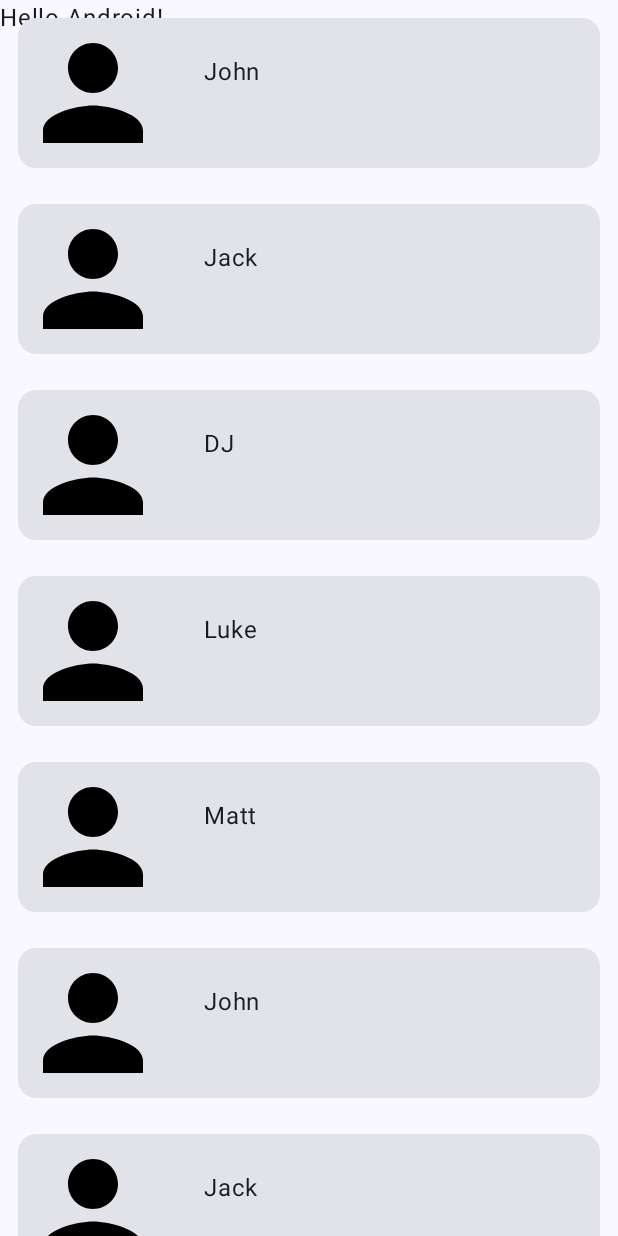
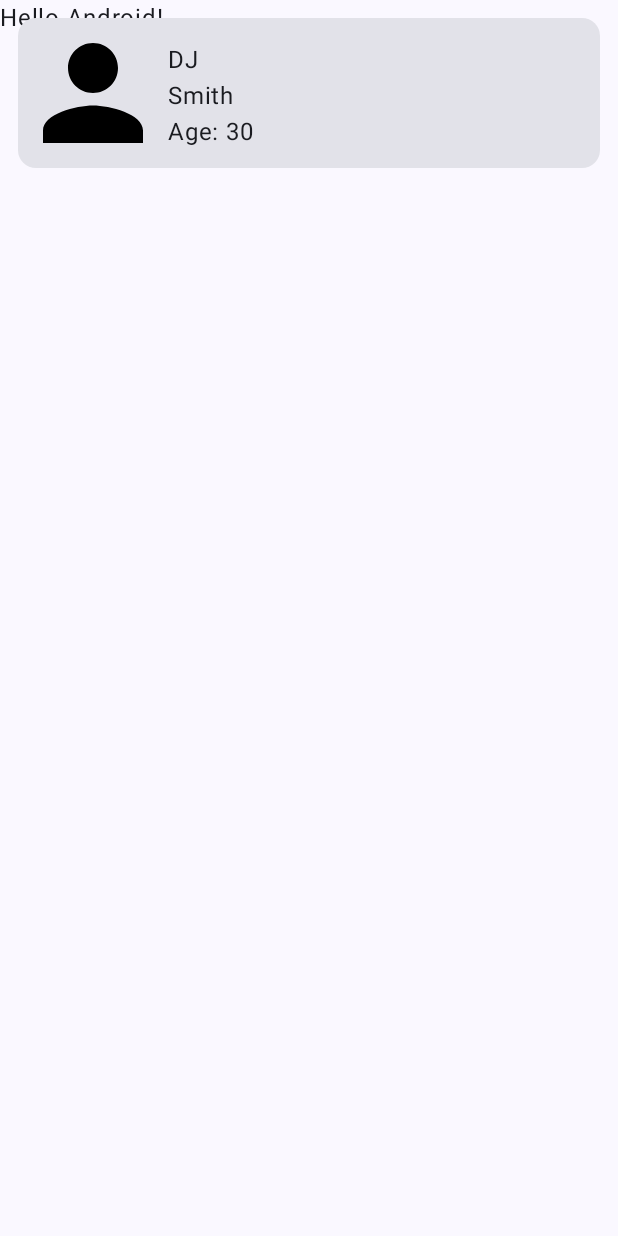
Before and after one commit to JulesMoorhouse/android-tutorial-rss-readers, an Android app built with Jetpack Compose: the screen it shows after launch (MainActivity), on a phone screen of 412 x 824 dp. Run offline under Robolectric (Android 15) with nearby library versions, the phone set to English and light mode, and no system bars.

Commit message:
Feat: Part 2 data class + filtering and UI fixes.

```diff
--- a/app/src/main/java/com/example/rssreaders/MainActivity.kt
+++ b/app/src/main/java/com/example/rssreaders/MainActivity.kt
@@ -28,7 +28,15 @@ class MainActivity : ComponentActivity() {
         super.onCreate(savedInstanceState)
         enableEdgeToEdge()
 
-        val people = listOf("John", "Jack", "DJ", "Luke", "Matt", "John", "Jack", "DJ", "Luke", "Matt", "John", "Jack", "DJ", "Luke", "Matt")
+        val people = listOf(
+            Person("DJ", "Malone", 25),
+            Person("DJ", "Smith", 30),
+            Person("DJ", "Smith", 10),
+            Person("DJ", "Malone", 21),
+            Person("DJ", "Malone", 20),
+        )
+
+        val peopleFiltered = people.filter { it.age >= 21 && it.lastName == "Smith"}
 
         setContent {
             RSSReadersTheme {
@@ -39,8 +47,8 @@ class MainActivity : ComponentActivity() {
                     )
 
                     LazyColumn {
-                        items(people) {
-                            ListItem(it)
+                        items(peopleFiltered) {
+                            CardView(it)
                         }
                     }
                 }
@@ -66,7 +74,7 @@ fun GreetingPreview() {
 }
 
 @Composable
-fun ListItem(name: String) {
+fun CardView(person: Person) {
     Card(
         modifier = Modifier.fillMaxSize()
             .padding(12.dp)
@@ -78,10 +86,20 @@ fun ListItem(name: String) {
                 modifier = Modifier.width(100.dp)
                     .height(100.dp)
             )
-            Text(
-                text = name,
-                modifier = Modifier.padding(24.dp)
-            )
+            Column {
+                Text(
+                    text = person.firstName,
+                    modifier = Modifier.padding(top = 16.dp)
+                )
+                Text(
+                    text = person.lastName,
+                    modifier = Modifier.padding(0.dp)
+                )
+                Text(
+                    text = "Age: " + person.age,
+                    modifier = Modifier.padding(0.dp)
+                )
+            }
         }
     }
 }
--- /dev/null
+++ b/app/src/main/java/com/example/rssreaders/Person.kt
@@ -0,0 +1,7 @@
+package com.example.rssreaders
+
+data class Person(
+    val firstName: String,
+    val lastName: String,
+    val age: Int
+)
```
Also changed, not shown: 1 other file.
